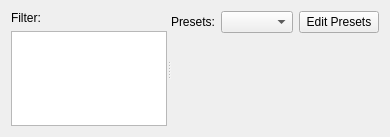
Old version of the form krita/ui/forms/wdgfilterselector.ui in the repository KDE/krita.
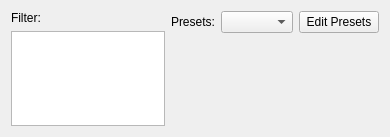
New version of the form. Custom widgets are drawn as their Qt base class.

Commit message: Changed the UI which contains labels and textfields into QFormLayout to set alignment issues

What changed in the file:
```diff
--- a/krita/ui/forms/wdgfilterselector.ui
+++ b/krita/ui/forms/wdgfilterselector.ui
@@ -13,13 +13,8 @@
   <property name="windowTitle">
    <string>Filter selection</string>
   </property>
-  <layout class="QGridLayout">
-   <item row="0" column="0">
-    <widget class="QSplitter" name="splitter">
-     <property name="orientation">
-      <enum>Qt::Horizontal</enum>
-     </property>
-     <widget class="QWidget" name="layoutWidget">
+  <layout class="QGridLayout" name="gridLayout_2">
+   <item row="0" column="0" rowspan="2">
       <layout class="QVBoxLayout">
        <item>
         <widget class="QLabel" name="label_2">
@@ -42,9 +37,9 @@
         </widget>
        </item>
       </layout>
-     </widget>
-     <widget class="QWidget" name="layoutWidget">
-      <layout class="QGridLayout">
+   </item>
+   <item row="0" column="1">
+    <layout class="QFormLayout" name="formLayout">
        <item row="0" column="0">
         <widget class="QLabel" name="label">
          <property name="text">
@@ -53,6 +48,8 @@
         </widget>
        </item>
        <item row="0" column="1">
+      <layout class="QHBoxLayout" name="horizontalLayout">
+       <item>
         <widget class="QComboBox" name="comboBoxPresets">
          <property name="sizePolicy">
           <sizepolicy hsizetype="MinimumExpanding" vsizetype="Fixed">
@@ -74,14 +71,18 @@
          </property>
         </widget>
        </item>
-       <item row="0" column="2">
+       <item>
         <widget class="QPushButton" name="pushButtonEditPressets">
          <property name="text">
           <string>Edit Presets</string>
          </property>
         </widget>
        </item>
-       <item row="1" column="0" colspan="3">
+      </layout>
+     </item>
+    </layout>
+   </item>
+   <item row="1" column="1">
         <layout class="QGridLayout" name="gridLayout">
          <item row="0" column="0">
           <widget class="QWidget" name="centralWidgetHolder" native="true">
@@ -126,10 +127,6 @@
           </spacer>
          </item>
         </layout>
-       </item>
-      </layout>
-     </widget>
-    </widget>
    </item>
   </layout>
  </widget>
```
Lines whose indentation alone changed are shown as unchanged. The commit also changes 91 other files.
